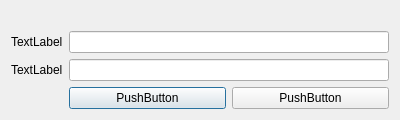
Before: the Qt Designer form savedialog.ui in hackingotter/LC3-Simulator, drawn with Qt 5.
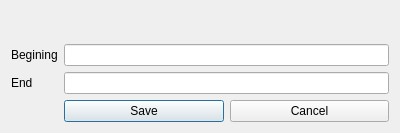
After: the same form once the commit is applied.

Diff of the .ui file:
```diff
--- a/savedialog.ui
+++ b/savedialog.ui
@@ -7,7 +7,7 @@
     <x>0</x>
     <y>0</y>
     <width>400</width>
-    <height>114</height>
+    <height>133</height>
    </rect>
   </property>
   <property name="windowTitle">
@@ -24,14 +24,14 @@
    <item row="2" column="0">
     <widget class="QLabel" name="label_2">
      <property name="text">
-      <string>TextLabel</string>
+      <string>End</string>
      </property>
     </widget>
    </item>
    <item row="1" column="0">
     <widget class="QLabel" name="label">
      <property name="text">
-      <string>TextLabel</string>
+      <string>Begining</string>
      </property>
     </widget>
    </item>
@@ -46,14 +46,14 @@
      <item>
       <widget class="QPushButton" name="pushButton_2">
        <property name="text">
-        <string>PushButton</string>
+        <string>Save</string>
        </property>
       </widget>
      </item>
      <item>
       <widget class="QPushButton" name="pushButton">
        <property name="text">
-        <string>PushButton</string>
+        <string>Cancel</string>
        </property>
       </widget>
      </item>
```
